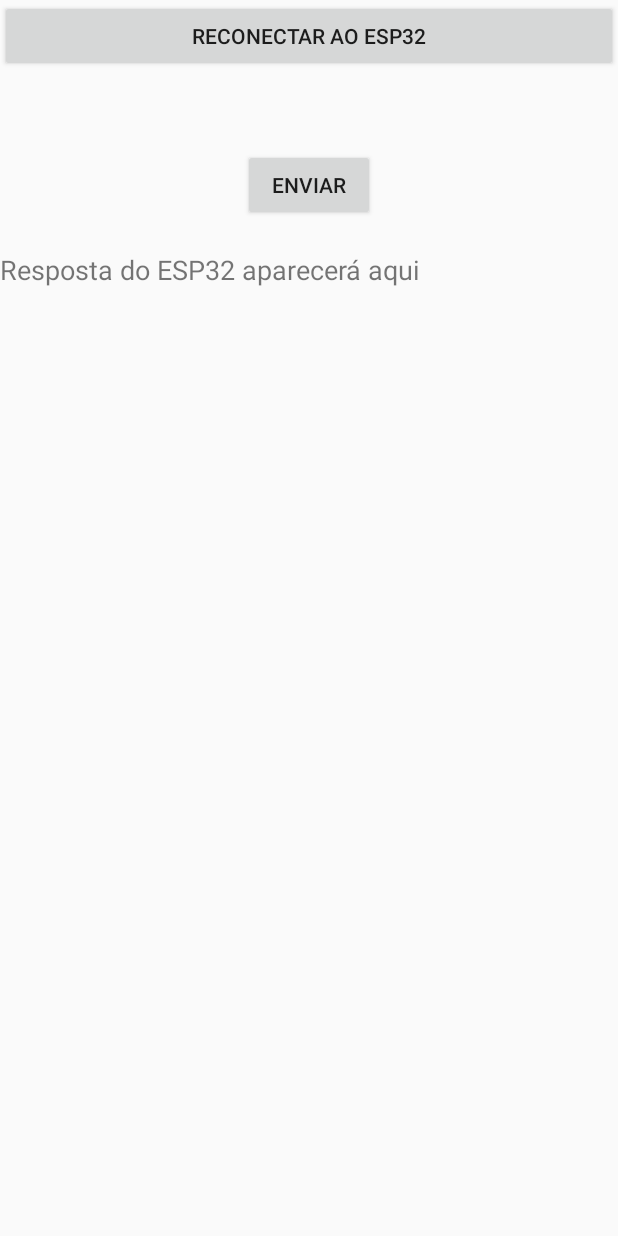
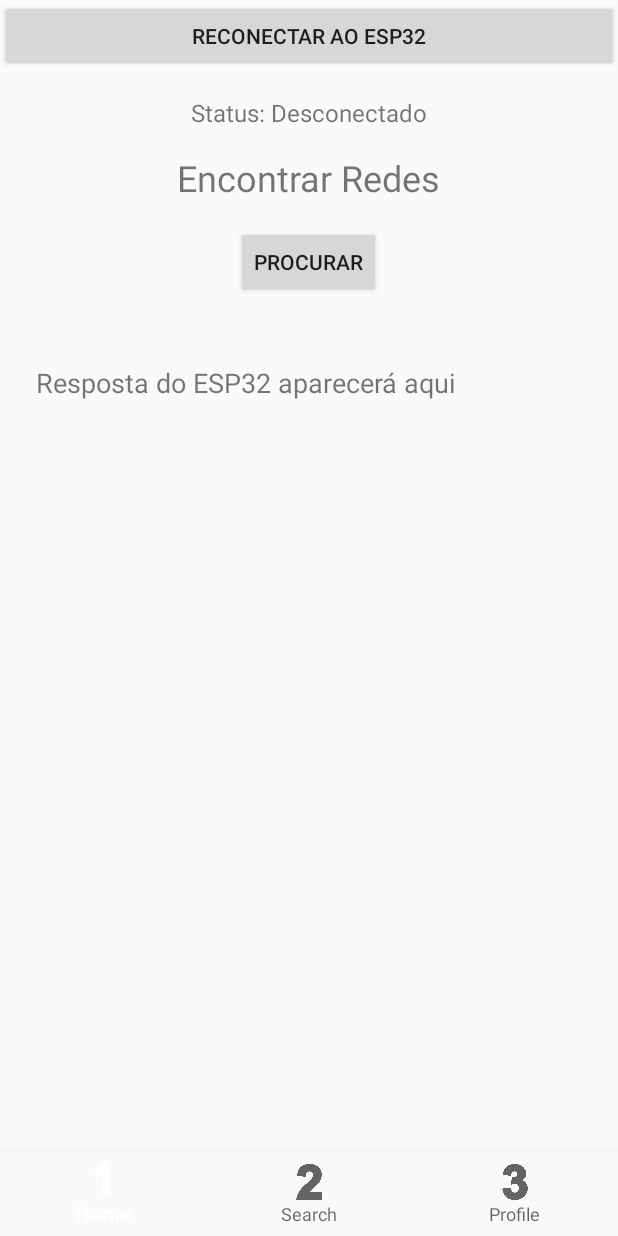
Before and after one commit to NoPz1e/Hackify, an Android app built with Jetpack Compose: the screen it shows after launch (MainActivity), on a phone screen of 412 x 824 dp. Run offline under Robolectric (Android 15) with nearby library versions, the phone set to English and light mode, and no system bars.

Commit message:
funcional nav e fragment e o procurar redes

```diff
--- a/Hackify-app/app/src/main/java/com/example/hackify/MainActivity.kt
+++ b/Hackify-app/app/src/main/java/com/example/hackify/MainActivity.kt
@@ -11,7 +11,8 @@ import android.widget.Button
 import android.widget.TextView
 import androidx.appcompat.app.AppCompatActivity
 import androidx.core.app.ActivityCompat
-import com.example.hackify.R
+import androidx.fragment.app.Fragment
+import com.google.android.material.bottomnavigation.BottomNavigationView
 import kotlinx.coroutines.*
 import java.io.IOException
 import java.io.InputStream
@@ -44,15 +45,27 @@ class MainActivity : AppCompatActivity() {
         // Configura o botão de reconectar
         buttonReconnect.setOnClickListener { reconnectToESP32() }
 
-        // Tenta conectar automaticamente ao ESP32 ao abrir o app
-        reconnectToESP32()
+        // Inicializa a navegação
+        val bottomNavigationView = findViewById<BottomNavigationView>(R.id.bottom_navigation)
 
         if (savedInstanceState == null) {
-            supportFragmentManager.beginTransaction()
-                .replace(R.id.fragment_container, HomeFragment())
-                .commit()
+            replaceFragment(HomeFragment())
         }
 
+        bottomNavigationView.setOnItemSelectedListener { item ->
+            when (item.itemId) {
+                R.id.nav_home -> replaceFragment(HomeFragment())
+                R.id.nav_search -> replaceFragment(SearchFragment())
+                R.id.nav_profile -> replaceFragment(ProfileFragment())
+            }
+            true
+        }
+    }
+
+    private fun replaceFragment(fragment: Fragment) {
+        supportFragmentManager.beginTransaction()
+            .replace(R.id.fragment_container, fragment)
+            .commit()
     }
 
     private fun reconnectToESP32() {
@@ -84,7 +97,6 @@ class MainActivity : AppCompatActivity() {
                     return@launch
                 }
 
-
                 bluetoothSocket = device.createRfcommSocketToServiceRecord(UUID_BT)
 
                 withTimeout(10000) {
@@ -104,7 +116,6 @@ class MainActivity : AppCompatActivity() {
             }
         }
     }
-
 
     fun sendMessageToESP32(message: String, callback: (String) -> Unit) {
         if (bluetoothSocket != null && bluetoothSocket!!.isConnected) {
--- a/Hackify-app/app/src/main/res/layout/activity_main.xml
+++ b/Hackify-app/app/src/main/res/layout/activity_main.xml
@@ -7,39 +7,6 @@
     android:layout_height="match_parent"
     tools:context=".MainActivity">
 
-    <!-- Botão para enviar mensagem ao ESP32 -->
-
-    <!-- Texto para mostrar a resposta do ESP32 -->
-
-    <Button
-        android:id="@+id/buttonSend"
-        android:layout_width="wrap_content"
-        android:layout_height="wrap_content"
-        android:layout_marginTop="16dp"
-        android:text="Enviar"
-        app:layout_constraintEnd_toEndOf="parent"
-        app:layout_constraintStart_toStartOf="parent"
-        app:layout_constraintTop_toBottomOf="@+id/textViewTimer" />
-
-    <ScrollView
-        android:layout_width="0dp"
-        android:layout_height="wrap_content"
-        app:layout_constraintTop_toBottomOf="@id/buttonSend"
-        app:layout_constraintStart_toStartOf="parent"
-        app:layout_constraintEnd_toEndOf="parent"
-        android:layout_marginTop="20dp">
-
-        <TextView
-            android:id="@+id/textViewResponse"
-            android:layout_width="wrap_content"
-            android:layout_height="wrap_content"
-            android:text="Resposta do ESP32 aparecerá aqui"
-            android:textSize="18sp"
-            android:scrollbars="vertical"/>
-    </ScrollView>
-
-
-
     <!-- Botão para reconectar -->
     <Button
         android:id="@+id/buttonReconnect"
@@ -47,19 +14,40 @@
         android:layout_height="wrap_content"
         android:text="Reconectar ao ESP32"
         android:layout_marginBottom="16dp"
-        tools:ignore="MissingConstraints" />
+        app:layout_constraintTop_toTopOf="parent"
+        app:layout_constraintStart_toStartOf="parent"
+        app:layout_constraintEnd_toEndOf="parent"/>
 
+    <!-- Texto de status do Bluetooth -->
     <TextView
-        android:id="@+id/textViewTimer"
+        android:id="@+id/textViewStatus"
         android:layout_width="wrap_content"
         android:layout_height="wrap_content"
-        android:layout_below="@id/textViewResponse"
-        android:layout_centerHorizontal="true"
+        android:text="Status: Desconectado"
+        android:textSize="16sp"
         android:layout_marginTop="16dp"
-        app:layout_constraintEnd_toEndOf="parent"
+        app:layout_constraintTop_toBottomOf="@+id/buttonReconnect"
         app:layout_constraintStart_toStartOf="parent"
-        app:layout_constraintTop_toBottomOf="@+id/buttonReconnect"
-        tools:ignore="MissingConstraints,NotSibling" />
+        app:layout_constraintEnd_toEndOf="parent"/>
 
+    <!-- Contêiner para os Fragments -->
+    <FrameLayout
+        android:id="@+id/fragment_container"
+        android:layout_width="0dp"
+        android:layout_height="0dp"
+        app:layout_constraintTop_toBottomOf="@+id/textViewStatus"
+        app:layout_constraintBottom_toBottomOf="parent"
+        app:layout_constraintStart_toStartOf="parent"
+        app:layout_constraintEnd_toEndOf="parent"/>
+    <!-- Bottom Navigation -->
+    <com.google.android.material.bottomnavigation.BottomNavigationView
+        android:id="@+id/bottom_navigation"
+        android:layout_width="0dp"
+        android:layout_height="wrap_content"
+        android:background="?android:attr/windowBackground"
+        app:menu="@menu/bottom_nav_menu"
+        app:layout_constraintBottom_toBottomOf="parent"
+        app:layout_constraintStart_toStartOf="parent"
+        app:layout_constraintEnd_toEndOf="parent"/>
 
 </androidx.constraintlayout.widget.ConstraintLayout>
```
